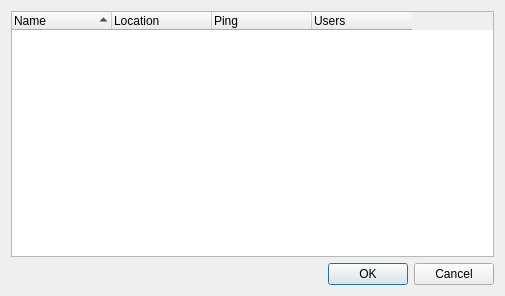
Above: src/mumble/ConnectDialog.ui from mumble-voip/mumble before the change. Below: the same form after it.
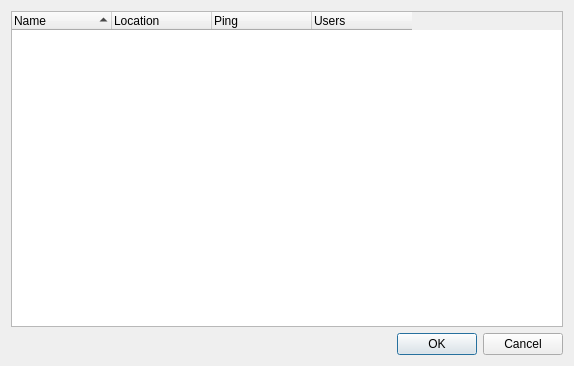
That is the form after the change.

What changed in the file:
```diff
--- a/src/mumble/ConnectDialog.ui
+++ b/src/mumble/ConnectDialog.ui
@@ -6,8 +6,8 @@
    <rect>
     <x>0</x>
     <y>0</y>
-    <width>505</width>
-    <height>296</height>
+    <width>574</width>
+    <height>366</height>
    </rect>
   </property>
   <property name="windowTitle">
```
Left out of the diff: 28 changed lines with no effect on the pictures.
